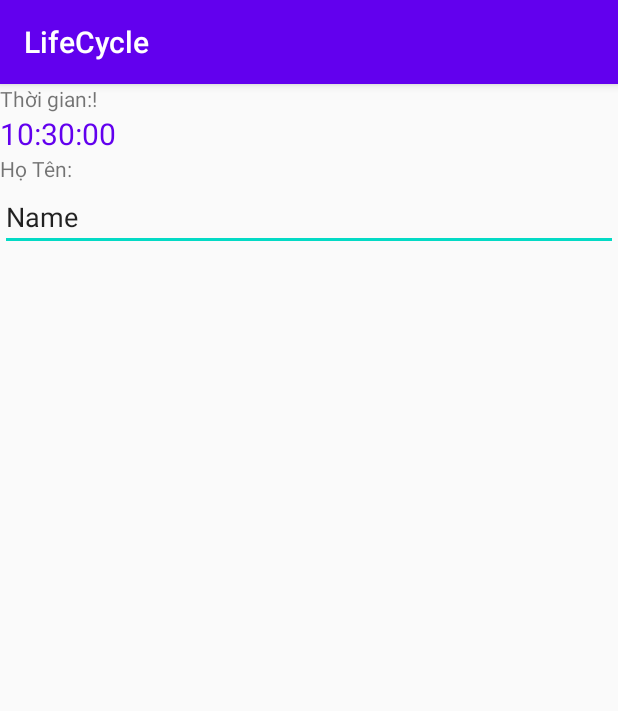
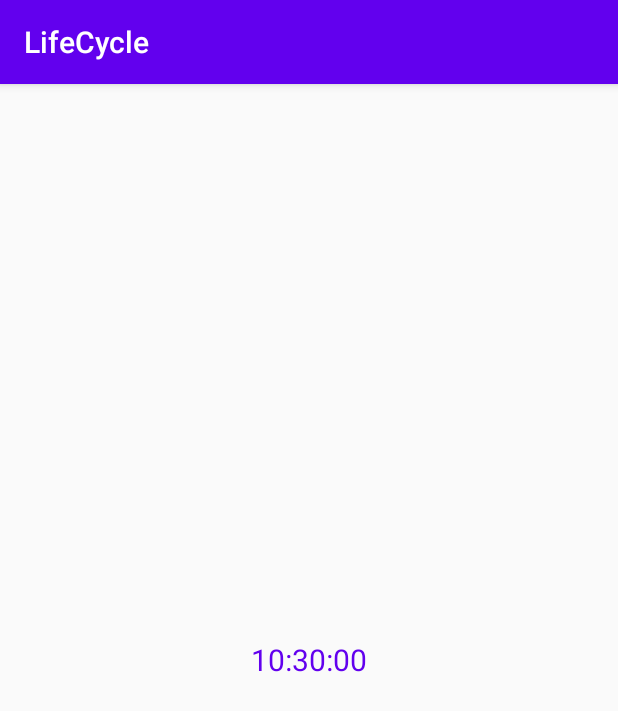
Before and after one commit to NguyenDinhThuan59TH2/LifeCycle, an Android app: the screen it shows after launch (MainActivity), on a phone screen of 412 x 824 dp. Shown: the top 711 px of the screen. Run offline under Robolectric (Android 15) with nearby library versions, the phone set to English and light mode, and no system bars.

Commit message:
hoan thanh Toast.makeText va gravity="center"

```diff
--- a/app/src/main/java/vn/edu/ntu/nguyendinhthuan/nguyendinhthuan_59132513_lifecycle/MainActivity.java
+++ b/app/src/main/java/vn/edu/ntu/nguyendinhthuan/nguyendinhthuan_59132513_lifecycle/MainActivity.java
@@ -3,9 +3,11 @@ package vn.edu.ntu.nguyendinhthuan.nguyendinhthuan_59132513_lifecycle;
 
 import androidx.appcompat.app.AppCompatActivity;
 
+import android.content.Context;
 import android.os.Bundle;
 import android.util.Log;
 import android.widget.TextView;
+import android.widget.Toast;
 
 import java.text.SimpleDateFormat;
 import java.util.Date;
@@ -17,7 +19,8 @@ public class MainActivity extends AppCompatActivity {
     protected void onCreate(Bundle savedInstanceState) {
         super.onCreate(savedInstanceState);
         setContentView(R.layout.activity_main);
-        Log.d("Life Cycle", "OnCreate called!");
+        Log.d("Life Cycle", "onCreate called!");
+        Toast.makeText(getApplicationContext(), "on Create", Toast.LENGTH_SHORT).show();
         txtTG = findViewById(R.id.txtTG);
 
     }
@@ -25,40 +28,45 @@ public class MainActivity extends AppCompatActivity {
     @Override
     protected void onStart() {
         super.onStart();
-        Log.d("Life Cycle", "OnStart called!");
+        Log.d("Life Cycle", "onStart called!");
         SimpleDateFormat spDF = new SimpleDateFormat("HH:mm:ss");
         String strDate = spDF.format(new Date());
+        Toast.makeText(getApplicationContext(), "on Start", Toast.LENGTH_SHORT).show();
         txtTG.setText(strDate);
     }
 
     @Override
     protected void onResume() {
         super.onResume();
-        Log.d("Life Cycle", "OnResume called!");
+        Log.d("Life Cycle", "onResume called!");
+        Toast.makeText(getApplicationContext(), "on Resume", Toast.LENGTH_SHORT).show();
     }
 
     @Override
     protected void onStop() {
         super.onStop();
-        Log.d("Life Cycle", "OnStop called!");
+        Log.d("Life Cycle", "onStop called!");
+        Toast.makeText(getApplicationContext(), "on Stop", Toast.LENGTH_SHORT).show();
     }
 
     @Override
     protected void onRestart() {
         super.onRestart();
-        Log.d("Life Cycle", "OnRestart called!");
+        Log.d("Life Cycle", "onRestart called!");
+        Toast.makeText(getApplicationContext(), "on Restart", Toast.LENGTH_SHORT).show();
     }
 
     @Override
     protected void onDestroy() {
         super.onDestroy();
-        Log.d("Life Cycle", "OnDestroy called!");
+        Log.d("Life Cycle", "onDestroy called!");
+        Toast.makeText(getApplicationContext(), "on Destroy", Toast.LENGTH_SHORT).show();
     }
 
     @Override
     protected void onPause() {
         super.onPause();
-        Log.d("Life Cycle", "OnPause called!");
-
+        Log.d("Life Cycle", "onPause called!");
+        Toast.makeText(getApplicationContext(), "on Pause", Toast.LENGTH_SHORT).show();
     }
 }
--- a/app/src/main/res/layout/activity_main.xml
+++ b/app/src/main/res/layout/activity_main.xml
@@ -1,37 +1,20 @@
 <?xml version="1.0" encoding="utf-8"?>
 <LinearLayout xmlns:android="http://schemas.android.com/apk/res/android"
-    xmlns:app="http://schemas.android.com/apk/res-auto"
     xmlns:tools="http://schemas.android.com/tools"
     android:layout_width="match_parent"
     android:layout_height="match_parent"
+    android:baselineAligned="false"
     android:orientation="vertical"
+    android:visibility="visible"
+    android:gravity="center"
     tools:context=".MainActivity">
 
     <TextView
+        android:id="@+id/txtTG"
         android:layout_width="wrap_content"
         android:layout_height="wrap_content"
-        android:text="Thời gian:!" />
-
-    <TextView
-        android:id="@+id/txtTG"
-        android:layout_width="match_parent"
-        android:layout_height="wrap_content"
-        android:textSize="20dp"
+        android:text="TextView"
         android:textColor="@color/colorPrimary"
-        android:text="TextView" />
-
-    <TextView
-        android:id="@+id/textView2"
-        android:layout_width="match_parent"
-        android:layout_height="wrap_content"
-        android:text="Họ Tên:" />
-
-    <EditText
-        android:id="@+id/editText"
-        android:layout_width="match_parent"
-        android:layout_height="wrap_content"
-        android:ems="10"
-        android:inputType="textPersonName"
-        android:text="Name" />
+        android:textSize="20dp" />
 
 </LinearLayout>
```
